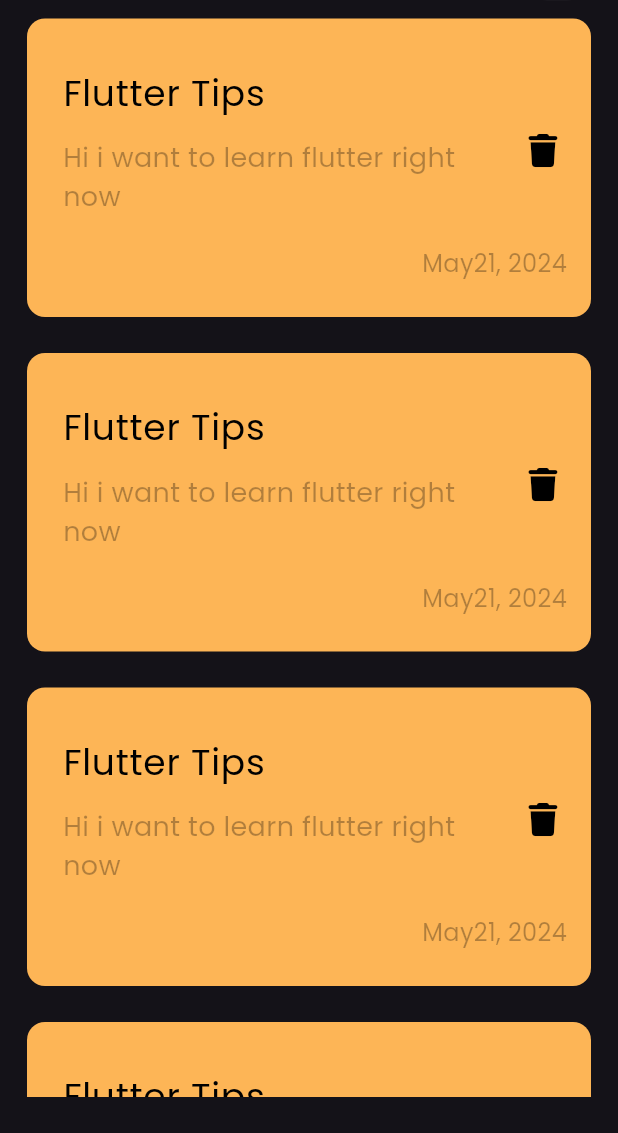
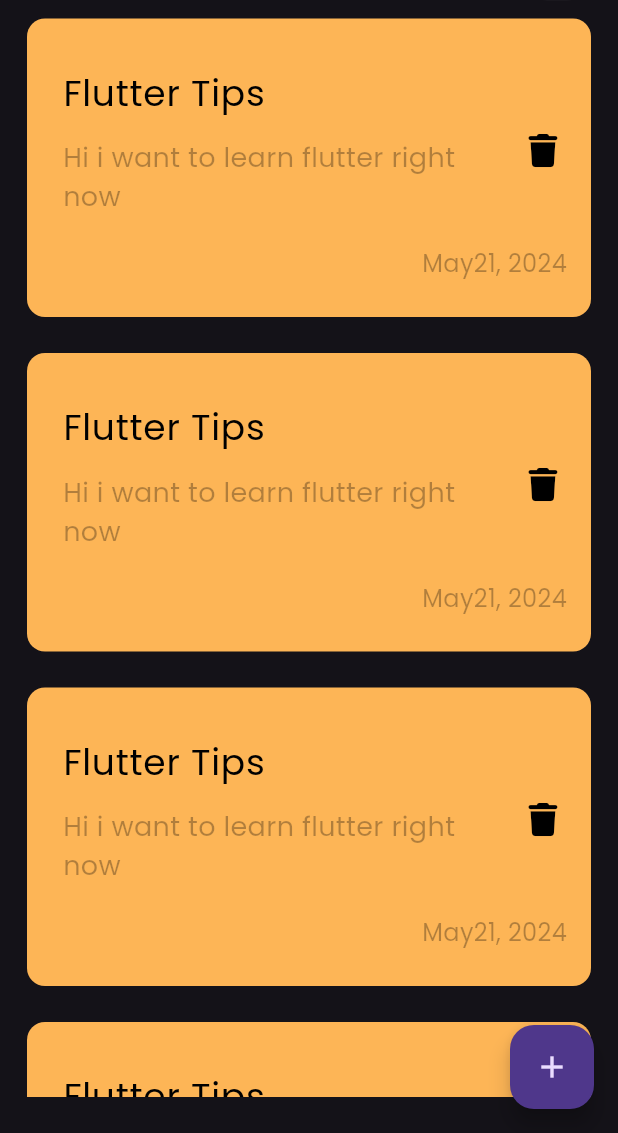
Before and after one commit to mohammadhamza16/notes_app, a Flutter app: the screen it shows after launch, on a phone screen of 412 x 824 dp, the part 103-1236 px from its top. Run offline on Flutter 3.47's test engine with Material 3 defaults, Android fonts, the phone set to English and light mode, and no system bars; our stand-ins replace font_awesome_flutter, google_fonts.

```diff
--- a/analysis_options.yaml
+++ b/analysis_options.yaml
@@ -10,19 +10,19 @@
 include: package:flutter_lints/flutter.yaml
 
 linter:
-  # The lint rules applied to this project can be customized in the
-  # section below to disable rules from the `package:flutter_lints/flutter.yaml`
-  # included above or to enable additional rules. A list of all available lints
-  # and their documentation is published at https://dart.dev/lints.
-  #
-  # Instead of disabling a lint rule for the entire project in the
-  # section below, it can also be suppressed for a single line of code
-  # or a specific dart file by using the `// ignore: name_of_lint` and
-  # `// ignore_for_file: name_of_lint` syntax on the line or in the file
-  # producing the lint.
   rules:
-    # avoid_print: false  # Uncomment to disable the `avoid_print` rule
-    # prefer_single_quotes: true  # Uncomment to enable the `prefer_single_quotes` rule
+    prefer_const_constructors: true
+    prefer_const_literals_to_create_immutables: true
+    prefer_final_fields: true # اجعل الحقول قابلة للقراءة فقط إن أمكن
+    avoid_print: true # استخدم debugPrint بدلاً من print
+    prefer_single_quotes: true # استخدام الفاصلة الفردية بدلاً من المزدوجة
+    unnecessary_null_checks: true # تجنب الفحوصات غير الضرورية على القيم غير القابلة لأن تكون null
+    unnecessary_this: true # تجنب استخدام `this` عندما لا يكون ضروريًا
+    always_use_package_imports: true # استخدم استيراد الحزمة بدل المسارات النسبية
+    prefer_expression_function_bodies: true # استخدم صيغة التعبير للأجسام البسيطة
+    avoid_redundant_argument_values: true # تجنب تمرير قيم زائدة لا تؤثر على الوظيفة
+    use_super_parameters: true # تحسين التهيئة باستخدام `super` في constructors
+    unnecessary_late: true # تجنب استخدام `late` بدون داعٍ
 
 # Additional information about this file can be found at
 # https://dart.dev/guides/language/analysis-options
--- a/lib/helper/constants.dart
+++ b/lib/helper/constants.dart
@@ -1,3 +1,3 @@
 class Constants {
-  static String notesView = 'NotesView';
+  static const String notesView = 'NotesView';
 }
--- a/lib/main.dart
+++ b/lib/main.dart
@@ -5,22 +5,20 @@ import 'package:notes_app/helper/constants.dart';
 import 'package:notes_app/views/notes_view.dart';
 
 void main() {
-  runApp(NotesApp());
+  runApp(const NotesApp());
 }
 
 class NotesApp extends StatelessWidget {
   const NotesApp({super.key});
 
   @override
-  Widget build(BuildContext context) {
-    return MaterialApp(
+  Widget build(BuildContext context) => MaterialApp(
         debugShowCheckedModeBanner: false,
         initialRoute: Constants.notesView,
-      routes: {Constants.notesView: (context) => NotesView()},
+        routes: {Constants.notesView: (context) => const NotesView()},
         theme: ThemeData(
           brightness: Brightness.dark,
           fontFamily: GoogleFonts.poppins().fontFamily,
         ),
       );
 }
-}
--- a/lib/views/notes_view.dart
+++ b/lib/views/notes_view.dart
@@ -6,11 +6,13 @@ class NotesView extends StatelessWidget {
   const NotesView({super.key});
   static final String id = Constants.notesView;
   @override
-  Widget build(BuildContext context) {
-    return SafeArea(
-      child: Scaffold(
-        body: NotesViewBody(),
-      ),
-    );
-  }
+  Widget build(BuildContext context) => SafeArea(
+        child: Scaffold(
+          floatingActionButton: FloatingActionButton(
+            onPressed: () {},
+            child: const Icon(Icons.add),
+          ),
+          body: const NotesViewBody(),
+        ),
+      );
 }
--- a/lib/widgets/custom_app_bar.dart
+++ b/lib/widgets/custom_app_bar.dart
@@ -5,8 +5,7 @@ class CustomAppBar extends StatelessWidget {
   const CustomAppBar({super.key});
 
   @override
-  Widget build(BuildContext context) {
-    return Row(
+  Widget build(BuildContext context) => const Row(
         mainAxisAlignment: MainAxisAlignment.spaceBetween,
         children: [
           Text(
@@ -17,4 +16,3 @@ class CustomAppBar extends StatelessWidget {
         ],
       );
 }
-}
--- a/lib/widgets/custom_search_icon.dart
+++ b/lib/widgets/custom_search_icon.dart
@@ -6,18 +6,16 @@ class CustomSearchIcon extends StatelessWidget {
   });
 
   @override
-  Widget build(BuildContext context) {
-    return Container(
+  Widget build(BuildContext context) => Container(
         width: 45,
         height: 45,
         decoration: BoxDecoration(
           color: Colors.white.withValues(alpha: .05),
           borderRadius: BorderRadius.circular(16),
         ),
-      child: Icon(
+        child: const Icon(
           size: 28,
           Icons.search_rounded,
         ),
       );
 }
-}
--- a/lib/widgets/note_item.dart
+++ b/lib/widgets/note_item.dart
@@ -5,10 +5,9 @@ class NoteItem extends StatelessWidget {
   const NoteItem({super.key});
 
   @override
-  Widget build(BuildContext context) {
-    return Container(
-      margin: EdgeInsets.symmetric(vertical: 12),
-      padding: EdgeInsets.only(right: 8, top: 24, bottom: 24, left: 24),
+  Widget build(BuildContext context) => Container(
+        margin: const EdgeInsets.symmetric(vertical: 12),
+        padding: const EdgeInsets.only(right: 8, top: 24, bottom: 24, left: 24),
         decoration: BoxDecoration(
           borderRadius: BorderRadius.circular(
             12,
@@ -20,7 +19,7 @@ class NoteItem extends StatelessWidget {
           children: [
             ListTile(
               contentPadding: EdgeInsets.zero,
-            title: Text(
+              title: const Text(
                 'Flutter Tips',
                 style: TextStyle(fontSize: 24, color: Colors.black),
               ),
@@ -34,7 +33,7 @@ class NoteItem extends StatelessWidget {
               ),
               trailing: IconButton(
                 onPressed: () {},
-              icon: Icon(
+                icon: const Icon(
                   FontAwesomeIcons.trash,
                   color: Colors.black,
                   size: 22,
@@ -53,4 +52,3 @@ class NoteItem extends StatelessWidget {
         ),
       );
 }
-}
--- a/lib/widgets/notes_list_view.dart
+++ b/lib/widgets/notes_list_view.dart
@@ -5,9 +5,7 @@ class NotesListView extends StatelessWidget {
   const NotesListView({super.key});
 
   @override
-  Widget build(BuildContext context) {
-    return ListView.builder(
-      itemBuilder: (context, index) => NoteItem(),
-    );
-  }
+  Widget build(BuildContext context) => ListView.builder(
+        itemBuilder: (context, index) => const NoteItem(),
+      );
 }
--- a/lib/widgets/notes_view_body.dart
+++ b/lib/widgets/notes_view_body.dart
@@ -7,12 +7,10 @@ class NotesViewBody extends StatelessWidget {
   const NotesViewBody({super.key});
 
   @override
-  Widget build(BuildContext context) {
-    return Padding(
-      padding: const EdgeInsets.symmetric(horizontal: 18.0, vertical: 24),
-      child: Column(
-        children: [CustomAppBar(), Expanded(child: NotesListView())],
-      ),
-    );
-  }
+  Widget build(BuildContext context) => const Padding(
+        padding: EdgeInsets.symmetric(horizontal: 18.0, vertical: 24),
+        child: Column(
+          children: [CustomAppBar(), Expanded(child: NotesListView())],
+        ),
+      );
 }
```
Lines whose indentation alone changed are shown as unchanged.
